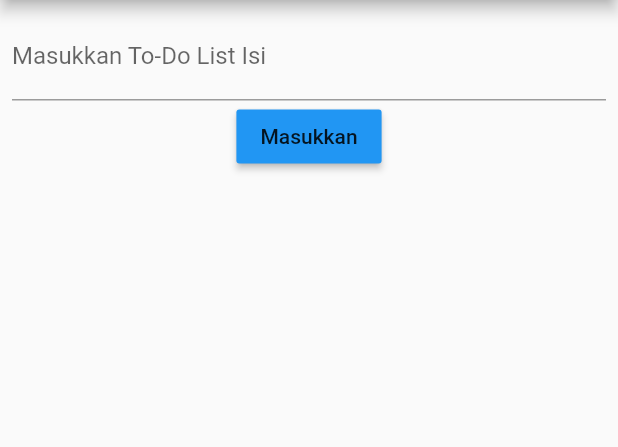
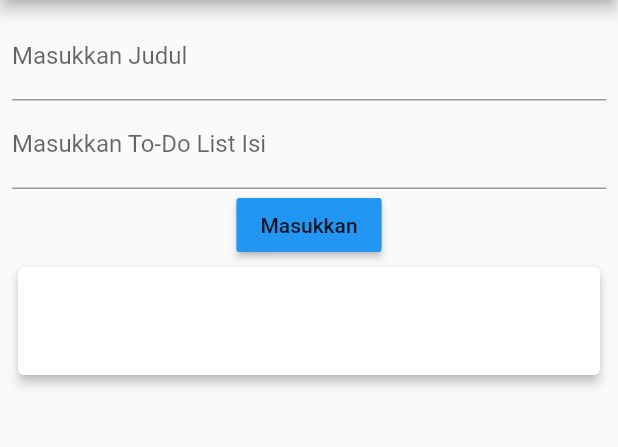
Before and after one commit to BabyFace-Creation/flutter_quiz1, a Flutter app: the screen it shows after launch, after a tap on "Masukkan", on a phone screen of 412 x 824 dp, the part 84-531 px from its top. Run offline on Flutter 3.47's test engine with Material 2 defaults, Android fonts, the phone set to English and light mode, and no system bars.

Commit message:
Changing From Just ListView to ListView.builder

```diff
--- a/lib/main.dart
+++ b/lib/main.dart
@@ -15,13 +15,17 @@ class _MyAppState extends State<MyApp> {
   final inputContJudul = TextEditingController();
   final inputContIsi = TextEditingController();
   String _inputIsi;
+  String _inputJudul;
 
   List<String> listViewIsi = <String>[];
+  List<String> listViewJudul = <String>[];
 
   void memasukkanData() {
     setState(() {
       _inputIsi = inputContIsi.text;
+      _inputJudul = inputContJudul.text;
       listViewIsi.add("$_inputIsi");
+      listViewJudul.add("$_inputJudul");
     });
   }
 
@@ -42,6 +46,10 @@ class _MyAppState extends State<MyApp> {
           child: Column(
             children: [
               TextFormField(
+                controller: inputContJudul,
+                decoration: InputDecoration(labelText: 'Masukkan Judul'),
+              ),
+              TextFormField(
                 controller: inputContIsi,
                 decoration:
                     InputDecoration(labelText: 'Masukkan To-Do List Isi'),
@@ -52,15 +60,18 @@ class _MyAppState extends State<MyApp> {
                 onPressed: memasukkanData,
               ),
               Expanded(
-                child: ListView(
-                    children: listViewIsi.map((String value) {
-                  return Container(
-                      margin: EdgeInsets.all(10),
-                      child: Text(
-                        value,
-                        style: TextStyle(fontSize: 15),
-                      ));
-                }).toList()),
+                child: ListView.builder(
+                  itemCount: listViewIsi.length,
+                  itemBuilder: (context, index) {
+                    return Card(
+                      elevation: 3,
+                      child: ListTile(
+                        title: Text(listViewJudul[index]),
+                        subtitle: Text(listViewIsi[index]),
+                      ),
+                    );
+                  },
+                ),
               ),
             ],
           ),
```
